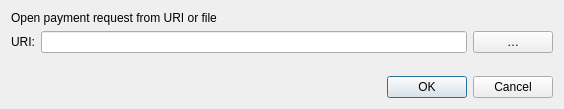
Before: the Qt Designer form src/qt/forms/openuridialog.ui in danecoin/Danecoin, drawn with Qt 5.
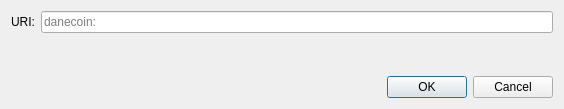
After: the same form once the commit is applied. Custom widgets are drawn as their Qt base class.

Commit message: Redeploy Danecoin

```diff
--- a/src/qt/forms/openuridialog.ui
+++ b/src/qt/forms/openuridialog.ui
@@ -14,13 +14,6 @@
    <string>Open URI</string>
   </property>
   <layout class="QVBoxLayout" name="verticalLayout">
-   <item>
-    <widget class="QLabel" name="label_2">
-     <property name="text">
-      <string>Open payment request from URI or file</string>
-     </property>
-    </widget>
-   </item>
    <item>
     <layout class="QHBoxLayout" name="horizontalLayout">
      <item>
@@ -31,18 +24,9 @@
       </widget>
      </item>
      <item>
-      <widget class="QValidatedLineEdit" name="uriEdit"/>
-     </item>
-     <item>
-      <widget class="QPushButton" name="selectFileButton">
-       <property name="toolTip">
-        <string>Select payment request file</string>
-       </property>
-       <property name="text">
-        <string notr="true">…</string>
-       </property>
-       <property name="autoDefault">
-        <bool>false</bool>
+      <widget class="QValidatedLineEdit" name="uriEdit">
+       <property name="placeholderText">
+        <string notr="true">danecoin:</string>
        </property>
       </widget>
      </item>
```
Left out of the diff: 2 changed lines with no effect on the pictures. The commit also changes 1811 other files.
